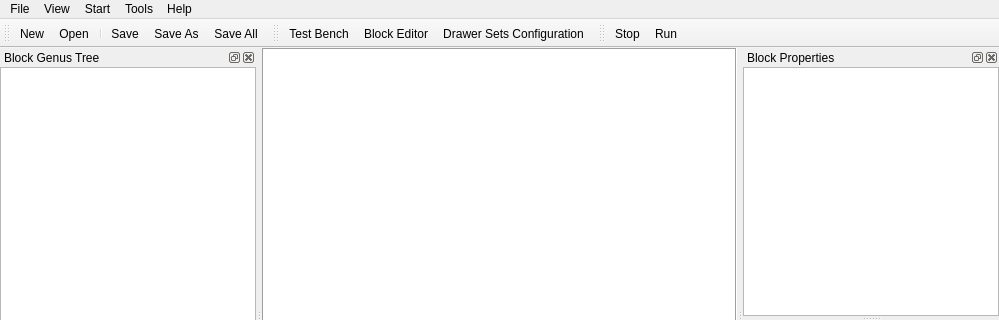
Old version of the form main.ui in the repository go2net/PythonBlocks; both pictures show x 0 to 999 and y 0 to 320 of the 999 by 612 pixel window.
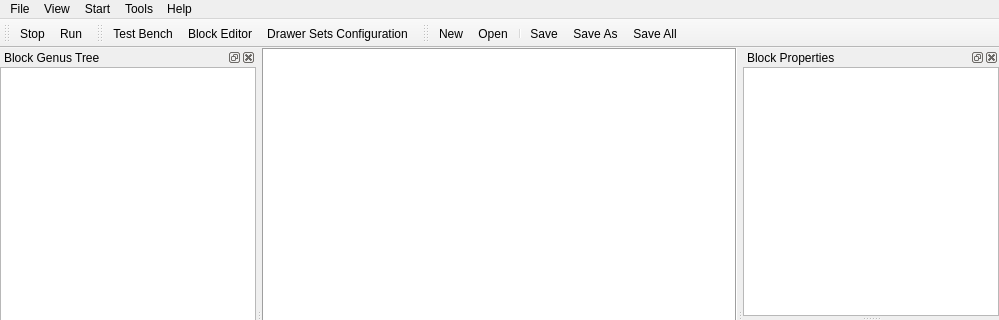
New version of the form. Icons and pictures are not drawn. Custom widgets are drawn as their Qt base class.

Patch:
```diff
--- a/main.ui
+++ b/main.ui
@@ -268,50 +268,6 @@
    </widget>
   </widget>
   <widget class="QStatusBar" name="statusbar"/>
-  <widget class="QToolBar" name="toolBar2">
-   <property name="windowTitle">
-    <string>toolBar2</string>
-   </property>
-   <attribute name="toolBarArea">
-    <enum>TopToolBarArea</enum>
-   </attribute>
-   <attribute name="toolBarBreak">
-    <bool>false</bool>
-   </attribute>
-   <addaction name="actionNew"/>
-   <addaction name="actionOpen"/>
-   <addaction name="separator"/>
-   <addaction name="actionSave"/>
-   <addaction name="actionSaveAs"/>
-   <addaction name="actionSaveAll"/>
-  </widget>
-  <widget class="QToolBar" name="toolBar1">
-   <property name="windowTitle">
-    <string>toolBar2</string>
-   </property>
-   <attribute name="toolBarArea">
-    <enum>TopToolBarArea</enum>
-   </attribute>
-   <attribute name="toolBarBreak">
-    <bool>false</bool>
-   </attribute>
-   <addaction name="actionTestBench"/>
-   <addaction name="actionBlockEditor"/>
-   <addaction name="actionDrawersets"/>
-  </widget>
-  <widget class="QToolBar" name="toolBar3">
-   <property name="windowTitle">
-    <string>toolBar3</string>
-   </property>
-   <attribute name="toolBarArea">
-    <enum>TopToolBarArea</enum>
-   </attribute>
-   <attribute name="toolBarBreak">
-    <bool>false</bool>
-   </attribute>
-   <addaction name="actionStop"/>
-   <addaction name="actionRun"/>
-  </widget>
   <widget class="QDockWidget" name="blockPropWnd">
    <property name="windowTitle">
     <string>Block Properties</string>
@@ -379,6 +335,50 @@
     </layout>
    </widget>
   </widget>
+  <widget class="QToolBar" name="toolBar3">
+   <property name="windowTitle">
+    <string>toolBar3</string>
+   </property>
+   <attribute name="toolBarArea">
+    <enum>TopToolBarArea</enum>
+   </attribute>
+   <attribute name="toolBarBreak">
+    <bool>false</bool>
+   </attribute>
+   <addaction name="actionStop"/>
+   <addaction name="actionRun"/>
+  </widget>
+  <widget class="QToolBar" name="toolBar1">
+   <property name="windowTitle">
+    <string>toolBar2</string>
+   </property>
+   <attribute name="toolBarArea">
+    <enum>TopToolBarArea</enum>
+   </attribute>
+   <attribute name="toolBarBreak">
+    <bool>false</bool>
+   </attribute>
+   <addaction name="actionTestBench"/>
+   <addaction name="actionBlockEditor"/>
+   <addaction name="actionDrawersets"/>
+  </widget>
+  <widget class="QToolBar" name="toolBar2">
+   <property name="windowTitle">
+    <string>toolBar2</string>
+   </property>
+   <attribute name="toolBarArea">
+    <enum>TopToolBarArea</enum>
+   </attribute>
+   <attribute name="toolBarBreak">
+    <bool>false</bool>
+   </attribute>
+   <addaction name="actionNew"/>
+   <addaction name="actionOpen"/>
+   <addaction name="separator"/>
+   <addaction name="actionSave"/>
+   <addaction name="actionSaveAs"/>
+   <addaction name="actionSaveAll"/>
+  </widget>
   <action name="actionOpen">
    <property name="icon">
     <iconset>
```
